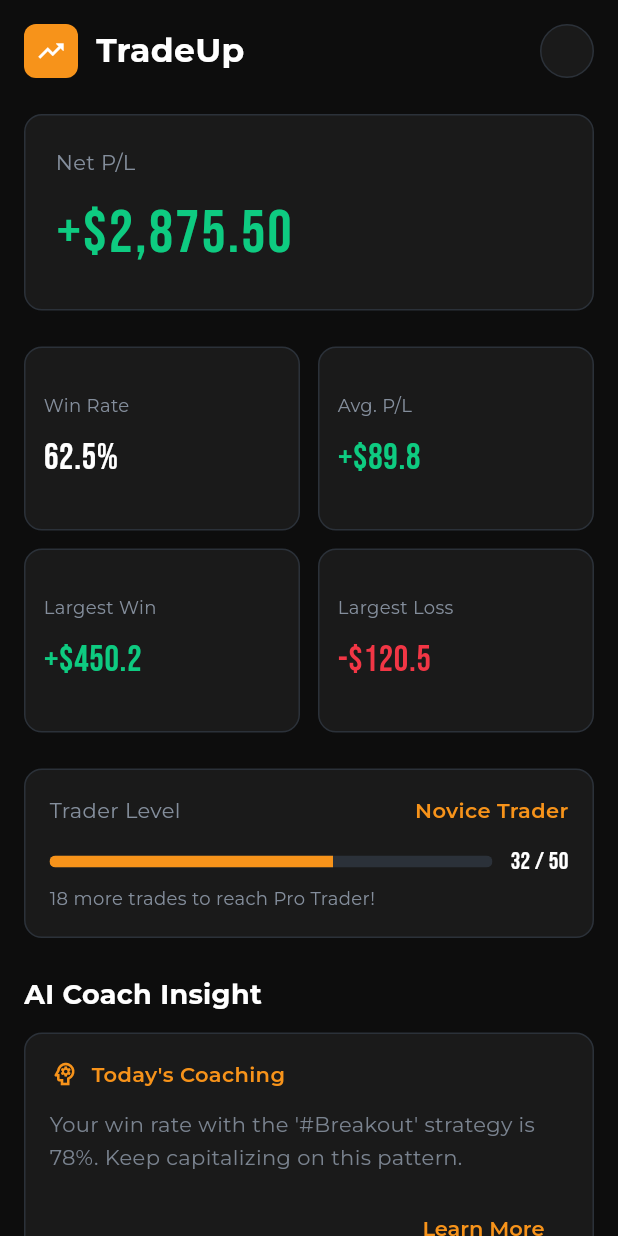
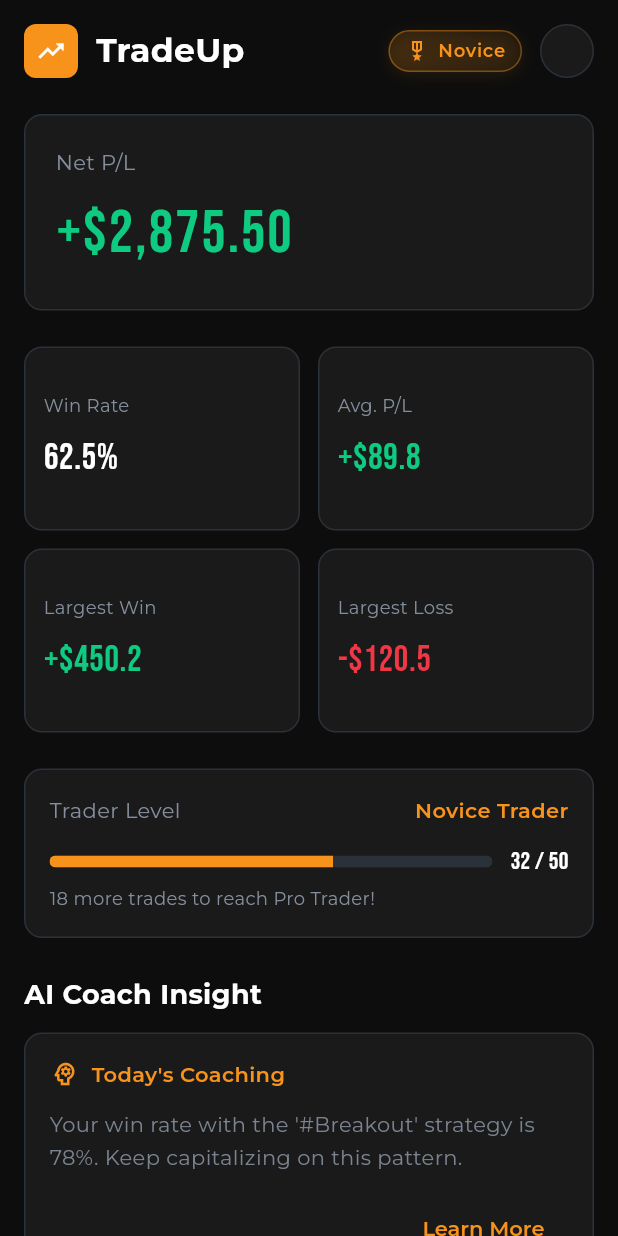
Before and after one commit to jack7141/Trade-up, a Flutter app: the screen it shows after launch, on a phone screen of 412 x 824 dp. Run offline on Flutter 3.47's test engine with Material 3 defaults, Android fonts, the phone set to English and light mode, and no system bars; our stand-ins replace dio, flutter_riverpod, flutter_secure_storage, go_router, google_fonts.

Commit message:
Update dashboard_screen.dart

```diff
--- a/lib/features/dashboard/view/dashboard_screen.dart
+++ b/lib/features/dashboard/view/dashboard_screen.dart
@@ -51,7 +51,7 @@ class _DashboardScreenState extends ConsumerState<DashboardScreen> {
 
             const SliverToBoxAdapter(child: SizedBox(height: 24)),
 
-            // --- 5. 최근 매매 기록 ---
+            // --- 6. 최근 매매 기록 ---
             SliverToBoxAdapter(
               child: _buildSectionHeader(
                 title: 'Recent Trades',
@@ -104,7 +104,11 @@ class _DashboardScreenState extends ConsumerState<DashboardScreen> {
               ),
             ],
           ),
-          // 불필요한 아이콘 제거, 프로필 아이콘만 남김
+          // --- 수정된 부분: 랭킹 배지와 프로필 아이콘을 함께 배치 ---
+          Row(
+            children: [
+              _RankingBadge(rank: 'Novice', icon: Icons.military_tech_outlined),
+              const SizedBox(width: 12),
               Container(
                 width: 36,
                 height: 36,
@@ -113,6 +117,8 @@ class _DashboardScreenState extends ConsumerState<DashboardScreen> {
                   borderRadius: BorderRadius.circular(18),
                   border: Border.all(color: _borderColor),
                 ),
+              ),
+            ],
           ),
         ],
       ),
@@ -158,12 +164,12 @@ class _DashboardScreenState extends ConsumerState<DashboardScreen> {
     return Padding(
       padding: const EdgeInsets.fromLTRB(16, 24, 16, 0),
       child: GridView.count(
-        crossAxisCount: 2, // 3개에서 2개로 변경하여 2x2 그리드 구성
+        crossAxisCount: 2,
         shrinkWrap: true,
         physics: const NeverScrollableScrollPhysics(),
         crossAxisSpacing: 12,
         mainAxisSpacing: 12,
-        childAspectRatio: 1.5, // 카드 비율 조정
+        childAspectRatio: 1.5,
         children: [
           _MetricItem(title: 'Win Rate', value: '62.5%'),
           _MetricItem(title: 'Avg. P/L', value: '+\$89.8', isPositive: true),
@@ -176,8 +182,79 @@ class _DashboardScreenState extends ConsumerState<DashboardScreen> {
             title: 'Largest Loss',
             value: '-\$120.5',
             isPositive: false,
-          ), // 최대 손실 카드 추가
+          ),
         ],
+      ),
+    );
+  }
+
+  Widget _buildTradingActivity() {
+    return Padding(
+      padding: const EdgeInsets.fromLTRB(16, 24, 16, 0),
+      child: Container(
+        padding: const EdgeInsets.all(16),
+        decoration: BoxDecoration(
+          color: _surfaceColor,
+          borderRadius: BorderRadius.circular(12),
+          border: Border.all(color: _borderColor, width: 1),
+        ),
+        child: Column(
+          crossAxisAlignment: CrossAxisAlignment.start,
+          children: [
+            Row(
+              mainAxisAlignment: MainAxisAlignment.spaceBetween,
+              children: [
+                Text(
+                  'Trader Level',
+                  style: GoogleFonts.montserrat(
+                    color: _secondaryTextColor,
+                    fontSize: 14,
+                  ),
+                ),
+                Text(
+                  'Novice Trader',
+                  style: GoogleFonts.montserrat(
+                    color: _accentColor,
+                    fontSize: 14,
+                    fontWeight: FontWeight.w600,
+                  ),
+                ),
+              ],
+            ),
+            const SizedBox(height: 12),
+            Row(
+              children: [
+                Expanded(
+                  child: ClipRRect(
+                    borderRadius: BorderRadius.circular(8),
+                    child: const LinearProgressIndicator(
+                      value: 32 / 50, // 32 trades out of 50 for next level
+                      minHeight: 8,
+                      backgroundColor: _borderColor,
+                      valueColor: AlwaysStoppedAnimation<Color>(_accentColor),
+                    ),
+                  ),
+                ),
+                const SizedBox(width: 12),
+                Text(
+                  '32 / 50',
+                  style: GoogleFonts.bebasNeue(
+                    color: _primaryTextColor,
+                    fontSize: 16,
+                  ),
+                ),
+              ],
+            ),
+            const SizedBox(height: 4),
+            Text(
+              '18 more trades to reach Pro Trader!',
+              style: GoogleFonts.montserrat(
+                color: _secondaryTextColor,
+                fontSize: 12,
+              ),
+            ),
+          ],
+        ),
       ),
     );
   }
@@ -279,77 +356,6 @@ class _DashboardScreenState extends ConsumerState<DashboardScreen> {
     );
   }
 
-  Widget _buildTradingActivity() {
-    return Padding(
-      padding: const EdgeInsets.fromLTRB(16, 24, 16, 0),
-      child: Container(
-        padding: const EdgeInsets.all(16),
-        decoration: BoxDecoration(
-          color: _surfaceColor,
-          borderRadius: BorderRadius.circular(12),
-          border: Border.all(color: _borderColor, width: 1),
-        ),
-        child: Column(
-          crossAxisAlignment: CrossAxisAlignment.start,
-          children: [
-            Row(
-              mainAxisAlignment: MainAxisAlignment.spaceBetween,
-              children: [
-                Text(
-                  'Trader Level',
-                  style: GoogleFonts.montserrat(
-                    color: _secondaryTextColor,
-                    fontSize: 14,
-                  ),
-                ),
-                Text(
-                  'Novice Trader',
-                  style: GoogleFonts.montserrat(
-                    color: _accentColor,
-                    fontSize: 14,
-                    fontWeight: FontWeight.w600,
-                  ),
-                ),
-              ],
-            ),
-            const SizedBox(height: 12),
-            Row(
-              children: [
-                Expanded(
-                  child: ClipRRect(
-                    borderRadius: BorderRadius.circular(8),
-                    child: const LinearProgressIndicator(
-                      value: 32 / 50, // 32 trades out of 50 for next level
-                      minHeight: 8,
-                      backgroundColor: _borderColor,
-                      valueColor: AlwaysStoppedAnimation<Color>(_accentColor),
-                    ),
-                  ),
-                ),
-                const SizedBox(width: 12),
-                Text(
-                  '32 / 50',
-                  style: GoogleFonts.bebasNeue(
-                    color: _primaryTextColor,
-                    fontSize: 16,
-                  ),
-                ),
-              ],
-            ),
-            const SizedBox(height: 4),
-            Text(
-              '18 more trades to reach Pro Trader!',
-              style: GoogleFonts.montserrat(
-                color: _secondaryTextColor,
-                fontSize: 12,
-              ),
-            ),
-          ],
-        ),
-      ),
-    );
-  }
-
   Widget _buildRecentTrades() {
     return Padding(
       padding: const EdgeInsets.symmetric(horizontal: 16),
@@ -376,6 +382,56 @@ class _DashboardScreenState extends ConsumerState<DashboardScreen> {
       height: 1,
       color: _borderColor,
       margin: const EdgeInsets.symmetric(vertical: 8),
+    );
+  }
+}
+
+// --- 신규 위젯: 랭킹 배지 (디자인 수정) ---
+class _RankingBadge extends StatelessWidget {
+  final String rank;
+  final IconData icon;
+
+  const _RankingBadge({required this.rank, required this.icon});
+
+  @override
+  Widget build(BuildContext context) {
+    return Container(
+      padding: const EdgeInsets.symmetric(horizontal: 10, vertical: 4),
+      decoration: BoxDecoration(
+        gradient: LinearGradient(
+          colors: [
+            const Color(0xFFF7931A).withOpacity(0.15),
+            const Color(0xFFF7931A).withOpacity(0.05),
+          ],
+          begin: Alignment.topLeft,
+          end: Alignment.bottomRight,
+        ),
+        borderRadius: BorderRadius.circular(20),
+        border: Border.all(color: const Color(0xFFF7931A).withOpacity(0.4)),
+        boxShadow: [
+          BoxShadow(
+            color: const Color(0xFFF7931A).withOpacity(0.1),
+            blurRadius: 8,
+            offset: const Offset(0, 2),
+          ),
+        ],
+      ),
+      child: Row(
+        mainAxisSize: MainAxisSize.min,
+        children: [
+          Icon(icon, color: const Color(0xFFF7931A), size: 16),
+          const SizedBox(width: 6),
+          Text(
+            rank,
+            style: GoogleFonts.montserrat(
+              color: const Color(0xFFF7931A),
+              fontSize: 12,
+              fontWeight: FontWeight.w600,
+              letterSpacing: 0.5,
+            ),
+          ),
+        ],
+      ),
     );
   }
 }
```
Lines whose indentation alone changed are shown as unchanged.
